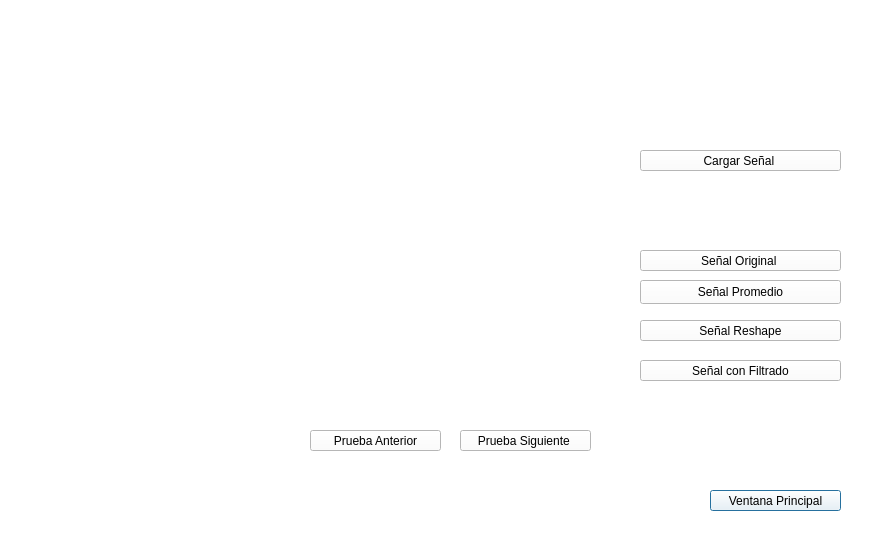
Above: VistaMat.ui from CarlosSolano17/Trabajo-Final-Info-2 before the change. Below: the same form after it.
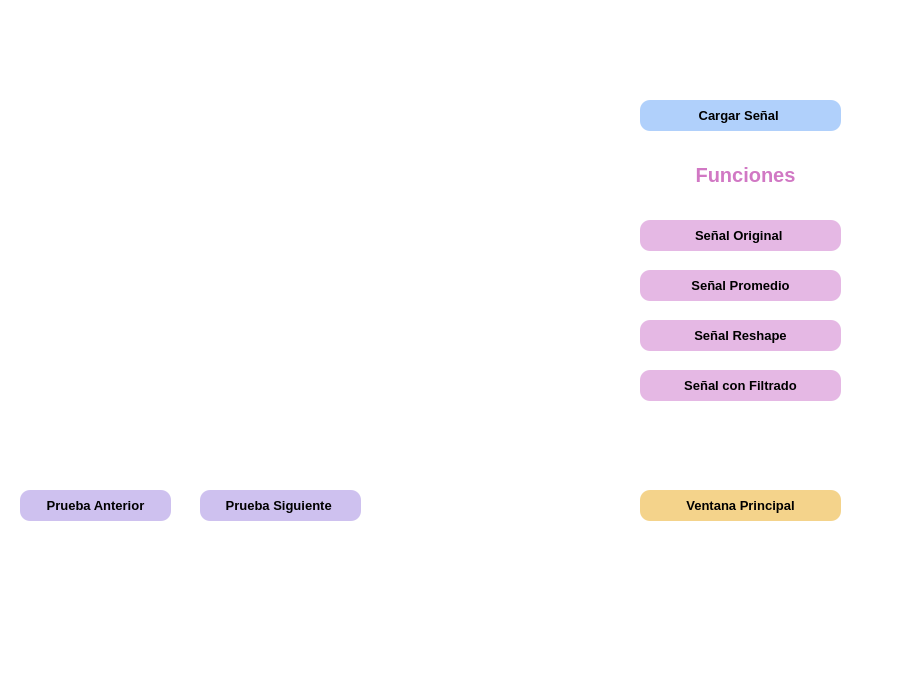
That is the form after the change. Icons and pictures are not drawn.

Diff of the .ui file:
```diff
--- a/VistaMat.ui
+++ b/VistaMat.ui
@@ -6,25 +6,39 @@
    <rect>
     <x>0</x>
     <y>0</y>
-    <width>887</width>
-    <height>560</height>
+    <width>903</width>
+    <height>686</height>
    </rect>
   </property>
+  <property name="font">
+   <font>
+    <pointsize>10</pointsize>
+   </font>
+  </property>
   <property name="windowTitle">
    <string>Dialog</string>
   </property>
   <property name="styleSheet">
-   <string notr="true">background-color: rgb(255, 255, 255);</string>
+   <string notr="true">background-color: rgb(255, 255, 255);border-radius: 10px</string>
   </property>
   <widget class="QPushButton" name="ventana_principal">
    <property name="geometry">
     <rect>
-     <x>710</x>
+     <x>640</x>
      <y>490</y>
-     <width>131</width>
-     <height>21</height>
+     <width>201</width>
+     <height>31</height>
     </rect>
    </property>
+   <property name="font">
+    <font>
+     <pointsize>10</pointsize>
+     <bold>true</bold>
+    </font>
+   </property>
+   <property name="styleSheet">
+    <string notr="true">background-color: rgb(244, 211, 139);</string>
+   </property>
    <property name="text">
     <string>Ventana Principal</string>
    </property>
@@ -33,11 +47,20 @@
    <property name="geometry">
     <rect>
      <x>640</x>
-     <y>250</y>
+     <y>220</y>
      <width>201</width>
-     <height>21</height>
+     <height>31</height>
     </rect>
    </property>
+   <property name="font">
+    <font>
+     <pointsize>10</pointsize>
+     <bold>true</bold>
+    </font>
+   </property>
+   <property name="styleSheet">
+    <string notr="true">background-color: rgb(229, 184, 228);</string>
+   </property>
    <property name="text">
     <string>Señal Original </string>
    </property>
@@ -46,11 +69,20 @@
    <property name="geometry">
     <rect>
      <x>640</x>
-     <y>280</y>
+     <y>270</y>
      <width>201</width>
-     <height>24</height>
+     <height>31</height>
     </rect>
    </property>
+   <property name="font">
+    <font>
+     <pointsize>10</pointsize>
+     <bold>true</bold>
+    </font>
+   </property>
+   <property name="styleSheet">
+    <string notr="true">background-color: rgb(229, 184, 228);</string>
+   </property>
    <property name="text">
     <string>Señal Promedio</string>
    </property>
@@ -61,9 +93,18 @@
      <x>640</x>
      <y>320</y>
      <width>201</width>
-     <height>21</height>
+     <height>31</height>
     </rect>
    </property>
+   <property name="font">
+    <font>
+     <pointsize>10</pointsize>
+     <bold>true</bold>
+    </font>
+   </property>
+   <property name="styleSheet">
+    <string notr="true">background-color: rgb(229, 184, 228);</string>
+   </property>
    <property name="text">
     <string>Señal Reshape</string>
    </property>
@@ -72,24 +113,45 @@
    <property name="geometry">
     <rect>
      <x>640</x>
-     <y>360</y>
+     <y>370</y>
      <width>201</width>
-     <height>21</height>
+     <height>31</height>
     </rect>
    </property>
+   <property name="font">
+    <font>
+     <pointsize>10</pointsize>
+     <bold>true</bold>
+    </font>
+   </property>
+   <property name="styleSheet">
+    <string notr="true">background-color: rgb(229, 184, 228);</string>
+   </property>
    <property name="text">
     <string>Señal con Filtrado</string>
    </property>
+   <property name="flat">
+    <bool>false</bool>
+   </property>
   </widget>
   <widget class="QPushButton" name="anterior_prueba">
    <property name="geometry">
     <rect>
-     <x>310</x>
-     <y>430</y>
-     <width>131</width>
-     <height>21</height>
+     <x>20</x>
+     <y>490</y>
+     <width>151</width>
+     <height>31</height>
     </rect>
    </property>
+   <property name="font">
+    <font>
+     <pointsize>10</pointsize>
+     <bold>true</bold>
+    </font>
+   </property>
+   <property name="styleSheet">
+    <string notr="true">background-color: rgb(206, 193, 239);</string>
+   </property>
    <property name="text">
     <string>Prueba Anterior</string>
    </property>
@@ -97,23 +159,59 @@
   <widget class="QPushButton" name="siguiente_prueba">
    <property name="geometry">
     <rect>
-     <x>460</x>
-     <y>430</y>
-     <width>131</width>
-     <height>21</height>
+     <x>200</x>
+     <y>490</y>
+     <width>161</width>
+     <height>31</height>
     </rect>
    </property>
+   <property name="font">
+    <font>
+     <pointsize>10</pointsize>
+     <bold>true</bold>
+     <underline>false</underline>
+     <strikeout>false</strikeout>
+    </font>
+   </property>
+   <property name="autoFillBackground">
+    <bool>false</bool>
+   </property>
+   <property name="styleSheet">
+    <string notr="true">background-color: rgb(211, 185, 241);
+background-color: rgb(206, 193, 239);</string>
+   </property>
    <property name="text">
     <string>Prueba Siguiente </string>
    </property>
+   <property name="checkable">
+    <bool>false</bool>
+   </property>
+   <property name="autoRepeat">
+    <bool>false</bool>
+   </property>
+   <property name="autoExclusive">
+    <bool>false</bool>
+   </property>
+   <property name="autoRepeatDelay">
+    <number>292</number>
+   </property>
+   <property name="autoDefault">
+    <bool>true</bool>
+   </property>
+   <property name="default">
+    <bool>false</bool>
+   </property>
+   <property name="flat">
+    <bool>false</bool>
+   </property>
   </widget>
   <widget class="QWidget" name="widget" native="true">
    <property name="geometry">
     <rect>
-     <x>50</x>
-     <y>50</y>
-     <width>541</width>
-     <height>351</height>
+     <x>20</x>
+     <y>40</y>
+     <width>571</width>
+     <height>431</height>
     </rect>
    </property>
   </widget>
@@ -121,15 +219,61 @@
    <property name="geometry">
     <rect>
      <x>640</x>
-     <y>150</y>
+     <y>100</y>
      <width>201</width>
-     <height>21</height>
+     <height>31</height>
     </rect>
    </property>
+   <property name="font">
+    <font>
+     <pointsize>10</pointsize>
+     <bold>true</bold>
+    </font>
+   </property>
+   <property name="styleSheet">
+    <string notr="true">background-color: rgb(176, 208, 251);</string>
+   </property>
    <property name="text">
     <string>Cargar Señal </string>
    </property>
   </widget>
+  <widget class="QLabel" name="label">
+   <property name="geometry">
+    <rect>
+     <x>20</x>
+     <y>570</y>
+     <width>831</width>
+     <height>71</height>
+    </rect>
+   </property>
+   <property name="text">
+    <string/>
+   </property>
+   <property name="pixmap">
+    <pixmap>imagen3.png</pixmap>
+   </property>
+   <property name="scaledContents">
+    <bool>true</bool>
+   </property>
+  </widget>
+  <widget class="QLabel" name="label_2">
+   <property name="geometry">
+    <rect>
+     <x>650</x>
+     <y>160</y>
+     <width>191</width>
+     <height>31</height>
+    </rect>
+   </property>
+   <property name="font">
+    <font>
+     <pointsize>15</pointsize>
+    </font>
+   </property>
+   <property name="text">
+    <string>&lt;html&gt;&lt;head/&gt;&lt;body&gt;&lt;p align=&quot;center&quot;&gt;&lt;span style=&quot; font-weight:700; color:#d178c4;&quot;&gt;Funciones&lt;/span&gt;&lt;/p&gt;&lt;/body&gt;&lt;/html&gt;</string>
+   </property>
+  </widget>
  </widget>
  <resources/>
  <connections/>
```
